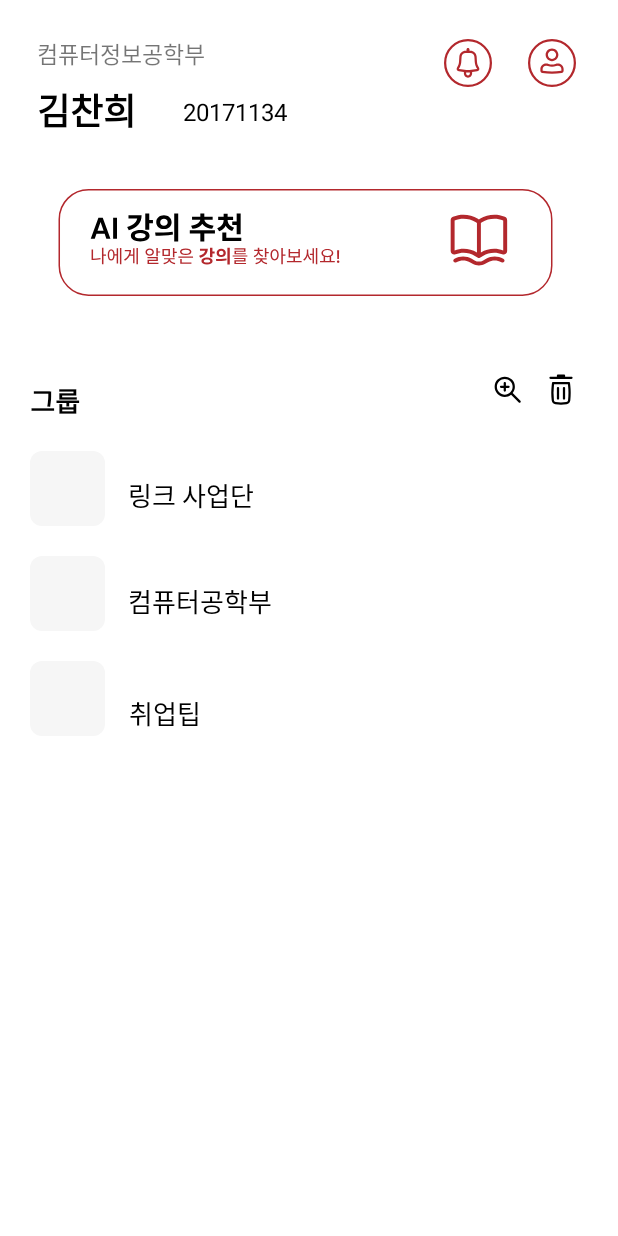
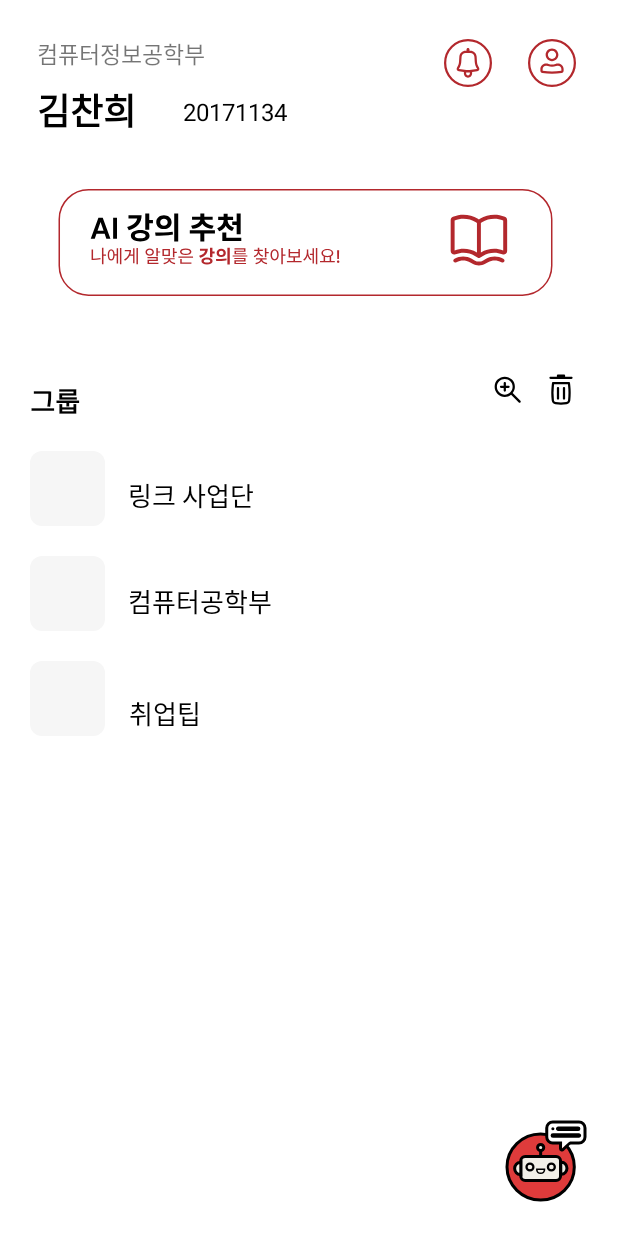
Before and after one commit to coldDelight/smart-campus-app, an Android app: the HomePage screen opened directly, with no data from a screen before it, on a phone screen of 412 x 824 dp. Run offline under Robolectric (Android 15) with nearby library versions, the phone set to English and light mode, and no system bars.

Commit message:
layout 살짝

```diff
--- a/app/build.gradle
+++ b/app/build.gradle
@@ -46,7 +46,7 @@ dependencies {
     androidTestImplementation 'androidx.test.ext:junit:1.1.3'
     androidTestImplementation 'androidx.test.espresso:espresso-core:3.4.0'
 
-    def lifecycle_version = "2.4.1"
+    def lifecycle_version = "2.5.1"
     implementation "androidx.lifecycle:lifecycle-viewmodel-ktx:$lifecycle_version"
     implementation "androidx.lifecycle:lifecycle-livedata-ktx:$lifecycle_version"
     implementation "androidx.activity:activity-ktx:1.4.0"
--- /dev/null
+++ b/app/src/main/res/drawable/ic_chatbot.xml
@@ -0,0 +1,94 @@
+<vector xmlns:android="http://schemas.android.com/apk/res/android"
+    android:width="64dp"
+    android:height="64dp"
+    android:viewportWidth="64"
+    android:viewportHeight="64">
+  <path
+      android:pathData="M50.868,32C50.868,44.133 40.842,54 28.434,54C16.026,54 6,44.133 6,32C6,19.867 16.026,10 28.434,10C40.842,10 50.868,19.867 50.868,32Z"
+      android:strokeWidth="2"
+      android:fillColor="#DF3B3B"
+      android:strokeColor="#000000"/>
+  <path
+      android:pathData="M28.434,21V25"
+      android:strokeWidth="2"
+      android:fillColor="#00000000"
+      android:strokeColor="#000000"/>
+  <path
+      android:pathData="M41.679,15.636V18.818V19.617C41.679,20.504 42.747,20.952 43.38,20.331L48.811,15"
+      android:strokeWidth="2"
+      android:fillColor="#00000000"
+      android:strokeColor="#000000"/>
+  <path
+      android:pathData="M36.491,2L54,2A4,4 0,0 1,58 6L58,12A4,4 0,0 1,54 16L36.491,16A4,4 0,0 1,32.491 12L32.491,6A4,4 0,0 1,36.491 2z"
+      android:strokeWidth="2"
+      android:fillColor="#ffffff"
+      android:strokeColor="#000000"/>
+  <path
+      android:pathData="M35.566,11C35.566,10.448 36.014,10 36.566,10H53.924C54.477,10 54.924,10.448 54.924,11C54.924,11.552 54.477,12 53.924,12H36.566C36.014,12 35.566,11.552 35.566,11Z"
+      android:fillColor="#000000"/>
+  <path
+      android:strokeWidth="1"
+      android:pathData="M35.566,11C35.566,10.448 36.014,10 36.566,10H53.924C54.477,10 54.924,10.448 54.924,11C54.924,11.552 54.477,12 53.924,12H36.566C36.014,12 35.566,11.552 35.566,11Z"
+      android:fillColor="#00000000"
+      android:strokeColor="#000000"/>
+  <path
+      android:pathData="M39.132,6.5C39.132,5.948 39.58,5.5 40.132,5.5H53.415C53.967,5.5 54.415,5.948 54.415,6.5C54.415,7.052 53.967,7.5 53.415,7.5H40.132C39.58,7.5 39.132,7.052 39.132,6.5Z"
+      android:fillColor="#000000"/>
+  <path
+      android:strokeWidth="1"
+      android:pathData="M39.132,6.5C39.132,5.948 39.58,5.5 40.132,5.5H53.415C53.967,5.5 54.415,5.948 54.415,6.5C54.415,7.052 53.967,7.5 53.415,7.5H40.132C39.58,7.5 39.132,7.052 39.132,6.5Z"
+      android:fillColor="#00000000"
+      android:strokeColor="#000000"/>
+  <path
+      android:pathData="M35.566,6.5a1.019,1 0,1 0,2.038 0a1.019,1 0,1 0,-2.038 0z"
+      android:fillColor="#000000"/>
+  <path
+      android:pathData="M42.698,13.5L48.302,14.5L42.698,19.5V13.5Z"
+      android:fillColor="#ffffff"/>
+  <path
+      android:pathData="M18.17,25L38.698,25A3,3 0,0 1,41.698 28L41.698,38A3,3 0,0 1,38.698 41L18.17,41A3,3 0,0 1,15.17 38L15.17,28A3,3 0,0 1,18.17 25z"
+      android:strokeWidth="2"
+      android:fillColor="#F2F0E8"
+      android:strokeColor="#000000"/>
+  <path
+      android:pathData="M23.608,32C23.608,33.229 22.589,34.25 21.302,34.25C20.015,34.25 18.995,33.229 18.995,32C18.995,30.771 20.015,29.75 21.302,29.75C22.589,29.75 23.608,30.771 23.608,32Z"
+      android:strokeWidth="1.5"
+      android:fillColor="#00000000"
+      android:strokeColor="#000000"/>
+  <path
+      android:pathData="M37.873,32C37.873,33.229 36.853,34.25 35.566,34.25C34.279,34.25 33.259,33.229 33.259,32C33.259,30.771 34.279,29.75 35.566,29.75C36.853,29.75 37.873,30.771 37.873,32Z"
+      android:strokeWidth="1.5"
+      android:fillColor="#00000000"
+      android:strokeColor="#000000"/>
+  <path
+      android:pathData="M30.491,19C30.491,20.087 29.587,21 28.434,21C27.28,21 26.377,20.087 26.377,19C26.377,17.913 27.28,17 28.434,17C29.587,17 30.491,17.913 30.491,19Z"
+      android:strokeWidth="2"
+      android:fillColor="#F2F0E8"
+      android:strokeColor="#000000"/>
+  <path
+      android:pathData="M15.208,33.001C15.208,34.664 15.222,36.007 15.243,37.08C15.069,37.03 14.881,37.001 14.679,37.001C12.779,37.001 11.094,35.293 11.094,33.001C11.094,30.708 12.779,29.001 14.679,29.001C14.88,29.001 15.065,28.97 15.236,28.917C15.219,30.02 15.208,31.368 15.208,33.001Z"
+      android:strokeWidth="2"
+      android:fillColor="#F2F0E8"
+      android:strokeColor="#000000"/>
+  <path
+      android:pathData="M41.857,32.847C41.857,31.184 41.843,29.842 41.822,28.768C41.996,28.819 42.183,28.847 42.385,28.847C44.285,28.847 45.97,30.555 45.97,32.847C45.97,35.14 44.285,36.847 42.385,36.847C42.184,36.847 41.999,36.878 41.829,36.931C41.846,35.828 41.857,34.481 41.857,32.847Z"
+      android:strokeWidth="2"
+      android:fillColor="#F2F0E8"
+      android:strokeColor="#000000"/>
+  <path
+      android:strokeWidth="1"
+      android:pathData="M25.887,34V34C26.276,36.981 30.592,36.981 30.981,34V34"
+      android:fillColor="#00000000"
+      android:strokeColor="#000000"/>
+  <path
+      android:strokeWidth="1"
+      android:pathData="M25.377,33.5L31.491,33.5"
+      android:fillColor="#00000000"
+      android:strokeColor="#000000"/>
+  <path
+      android:pathData="M30.472,34H31.491L31.471,34.2H30.472V34Z"
+      android:fillColor="#000000"/>
+  <path
+      android:pathData="M25.377,34H26.396V34.2H25.397L25.377,34Z"
+      android:fillColor="#000000"/>
+</vector>
--- a/app/src/main/res/layout/activity_home_page.xml
+++ b/app/src/main/res/layout/activity_home_page.xml
@@ -193,5 +193,17 @@
         app:layout_constraintTop_toBottomOf="@+id/imageView"
         app:srcCompat="@drawable/ic_defaultgroup" />
 
+    <ImageButton
+        android:id="@+id/imageButton6"
+        android:layout_width="wrap_content"
+        android:layout_height="wrap_content"
+        android:layout_marginBottom="4dp"
+        app:layout_constraintBottom_toBottomOf="parent"
+        app:layout_constraintEnd_toEndOf="parent"
+        app:layout_constraintHorizontal_bias="0.987"
+        app:layout_constraintStart_toStartOf="parent"
+        android:backgroundTint="#00FFFFFF"
+        app:srcCompat="@drawable/ic_chatbot" />
+
 
 </androidx.constraintlayout.widget.ConstraintLayout>
--- /dev/null
+++ b/app/src/main/res/layout/chatbot_page.xml
@@ -0,0 +1,15 @@
+<?xml version="1.0" encoding="utf-8"?>
+<androidx.constraintlayout.widget.ConstraintLayout xmlns:android="http://schemas.android.com/apk/res/android"
+    xmlns:tools="http://schemas.android.com/tools"
+    android:layout_width="match_parent"
+    android:layout_height="match_parent">
+
+    <TextView
+        android:id="@+id/textView6"
+        android:layout_width="wrap_content"
+        android:layout_height="wrap_content"
+        android:text="안녕하세요!"
+        tools:layout_editor_absoluteX="177dp"
+        tools:layout_editor_absoluteY="89dp" />
+
+</androidx.constraintlayout.widget.ConstraintLayout>
--- a/app/src/main/res/values-night/themes.xml
+++ b/app/src/main/res/values-night/themes.xml
@@ -2,15 +2,18 @@
     <!-- Base application theme. -->
     <style name="Theme.Smartcampus" parent="Theme.MaterialComponents.DayNight.DarkActionBar">
         <!-- Primary brand color. -->
-        <item name="colorPrimary">@color/purple_200</item>
-        <item name="colorPrimaryVariant">@color/purple_700</item>
-        <item name="colorOnPrimary">@color/black</item>
+        <item name="colorPrimary">@color/red</item>
+        <item name="colorPrimaryVariant">@color/red</item>
+        <item name="colorOnPrimary">@color/white</item>
         <!-- Secondary brand color. -->
-        <item name="colorSecondary">@color/teal_200</item>
-        <item name="colorSecondaryVariant">@color/teal_200</item>
+        <item name="colorSecondary">@color/red</item>
+        <item name="colorSecondaryVariant">@color/red</item>
         <item name="colorOnSecondary">@color/black</item>
         <!-- Status bar color. -->
-        <item name="android:statusBarColor" tools:targetApi="l">?attr/colorPrimaryVariant</item>
+        <item name="android:statusBarColor" tools:targetApi="l">@color/white</item>
         <!-- Customize your theme here. -->
+
+        <item name="windowActionBar">false</item>
+        <item name="windowNoTitle">true</item>
     </style>
 </resources>
```
